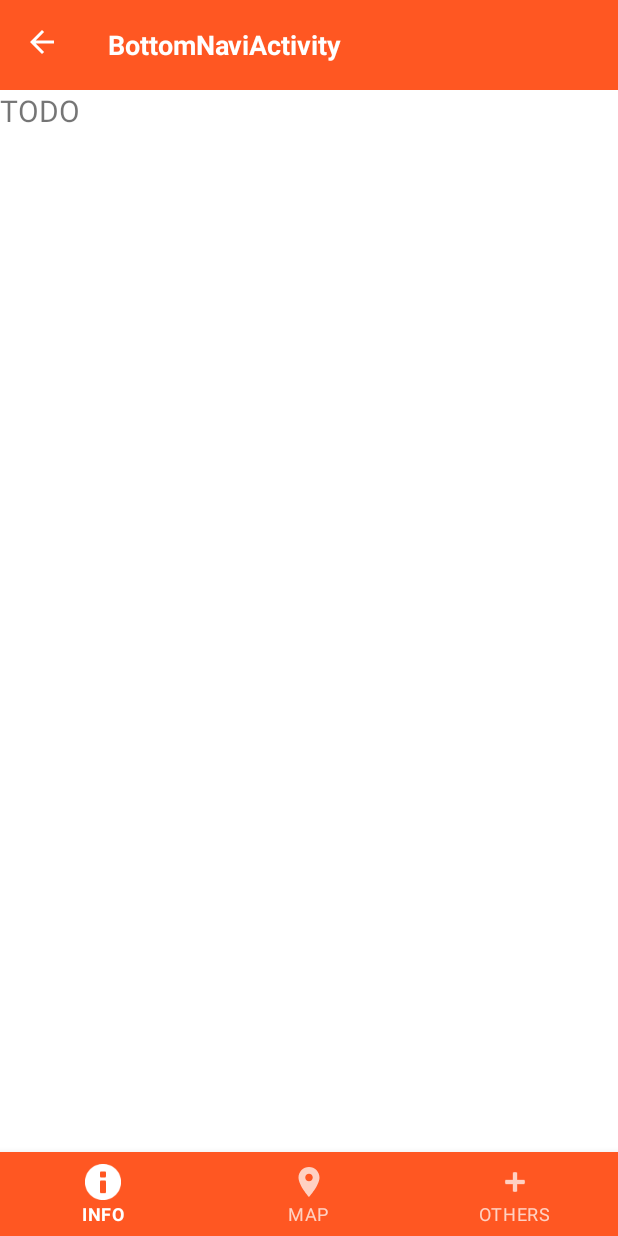
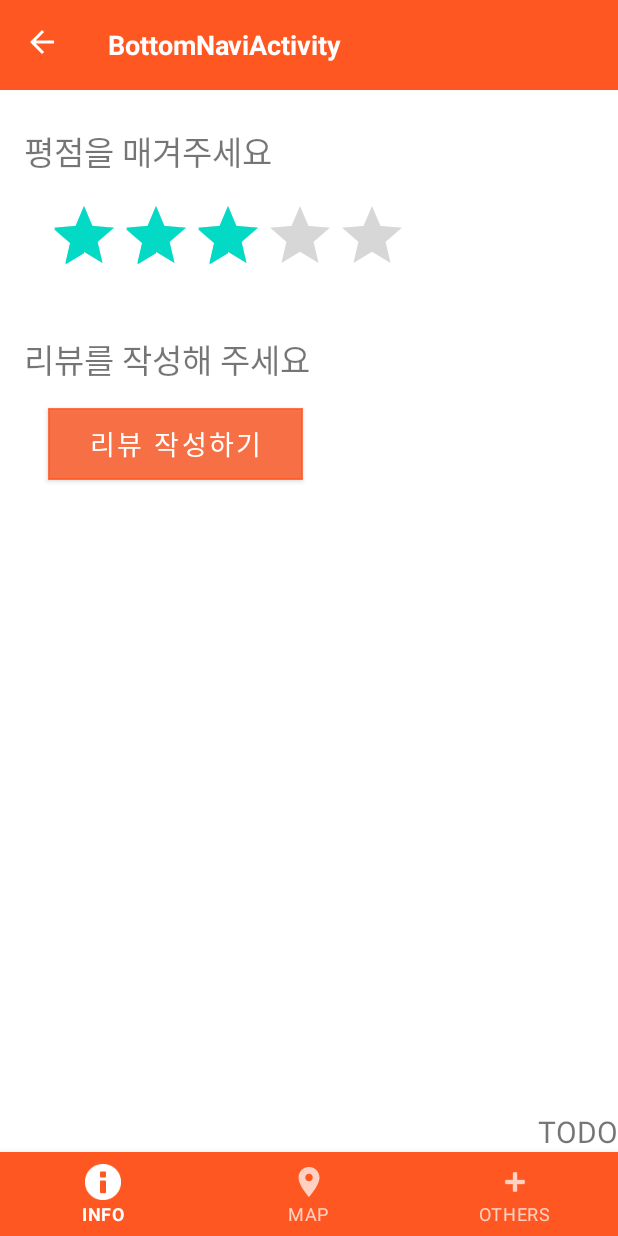
Before and after one commit to bapplusplus/bapplusplus, an Android app: the fragment BnFragment3 placed in its activity, on a phone screen of 412 x 824 dp. Run offline under Robolectric (Android 15) with nearby library versions, the phone set to English and light mode, and no system bars; 3 statements that could not run were skipped.

Commit message:
kmslab 201125 restart

```diff
--- a/app/build.gradle
+++ b/app/build.gradle
@@ -1,6 +1,7 @@
 apply plugin: 'com.android.application'
 apply plugin: 'kotlin-android'
 apply plugin: 'kotlin-android-extensions'
+apply plugin: 'com.google.gms.google-services'
 
 android {
     compileSdkVersion 30
@@ -46,5 +47,7 @@ dependencies {
     testImplementation 'junit:junit:4.12'
     androidTestImplementation 'androidx.test.ext:junit:1.1.2'
     androidTestImplementation 'androidx.test.espresso:espresso-core:3.3.0'
+    implementation platform('com.google.firebase:firebase-bom:26.1.0')
+    implementation 'com.google.firebase:firebase-analytics-ktx'
 
 }
--- /dev/null
+++ b/app/src/main/res/drawable-v24/back_gray_rect.xml
@@ -0,0 +1,13 @@
+<?xml version="1.0" encoding="utf-8"?>
+<shape xmlns:android="http://schemas.android.com/apk/res/android" android:shape="rectangle" >
+    <corners
+        android:radius="0dp"
+        />
+    <solid
+        android:color="#CFFF5722"
+        />
+    <stroke
+        android:width="1dp"
+        android:color="#CFFF4000"
+        />
+</shape>
--- a/app/src/main/res/layout/activity_main.xml
+++ b/app/src/main/res/layout/activity_main.xml
@@ -15,7 +15,7 @@
         app:layout_constraintHorizontal_bias="0.507"
         app:layout_constraintStart_toStartOf="parent"
         app:layout_constraintTop_toTopOf="parent"
-        app:srcCompat="@mipmap/ic_temp2_round" />
+        app:srcCompat="@mipmap/ic_temp2" />
 
     <TextView
         android:id="@+id/textView"
--- a/app/src/main/res/layout/fragment_bn3.xml
+++ b/app/src/main/res/layout/fragment_bn3.xml
@@ -1,14 +1,65 @@
-<FrameLayout xmlns:android="http://schemas.android.com/apk/res/android"
+<androidx.constraintlayout.widget.ConstraintLayout xmlns:android="http://schemas.android.com/apk/res/android"
+    xmlns:app="http://schemas.android.com/apk/res-auto"
     xmlns:tools="http://schemas.android.com/tools"
-    android:id="@+id/bn_frame_third"
+    android:id="@+id/bn3_const"
     android:layout_width="match_parent"
     android:layout_height="match_parent"
     tools:context="com.example.bapplusplus.fragment.BnFragment2">
+
+    <Button
+        android:id="@+id/button"
+        android:layout_width="170dp"
+        android:layout_height="wrap_content"
+        android:layout_marginStart="32dp"
+        android:layout_marginTop="16dp"
+        android:background="@drawable/back_gray_rect"
+        android:text="리뷰 작성하기"
+        android:textColor="#FFFFFF"
+        android:textSize="18sp"
+        app:layout_constraintStart_toStartOf="parent"
+        app:layout_constraintTop_toBottomOf="@+id/bn3_txt_" />
+
+    <TextView
+        android:id="@+id/bn3_txt_"
+        android:layout_width="wrap_content"
+        android:layout_height="wrap_content"
+        android:layout_marginStart="16dp"
+        android:layout_marginTop="32dp"
+        android:text="리뷰를 작성해 주세요"
+
+        android:textSize="22sp"
+        app:layout_constraintStart_toStartOf="parent"
+        app:layout_constraintTop_toBottomOf="@+id/ratingBar" />
+
+    <TextView
+        android:id="@+id/bn3_txt_1"
+        android:layout_width="wrap_content"
+        android:layout_height="wrap_content"
+        android:layout_marginStart="16dp"
+        android:layout_marginTop="24dp"
+        android:text="평점을 매겨주세요"
+        android:textSize="22sp"
+
+        app:layout_constraintStart_toStartOf="parent"
+        app:layout_constraintTop_toTopOf="parent" />
+
+    <RatingBar
+        android:id="@+id/ratingBar"
+        android:layout_width="wrap_content"
+        android:layout_height="wrap_content"
+        android:layout_marginStart="32dp"
+        android:layout_marginTop="16dp"
+        android:rating="3"
+        android:stepSize="0.5"
+        app:layout_constraintStart_toStartOf="parent"
+        app:layout_constraintTop_toBottomOf="@+id/bn3_txt_1" />
 
     <TextView
         android:id="@+id/bn3_text"
         android:layout_width="wrap_content"
         android:layout_height="wrap_content"
         android:text="TODO"
-        android:textSize="20sp" />
-</FrameLayout>
+        android:textSize="20sp"
+        app:layout_constraintBottom_toBottomOf="parent"
+        app:layout_constraintEnd_toEndOf="parent" />
+</androidx.constraintlayout.widget.ConstraintLayout>
--- a/app/src/main/res/menu/fav_toolbar_menu_file.xml
+++ b/app/src/main/res/menu/fav_toolbar_menu_file.xml
@@ -2,7 +2,9 @@
 <menu xmlns:app="http://schemas.android.com/apk/res-auto"
     xmlns:android="http://schemas.android.com/apk/res/android">
 
-    <item android:title="ftb_others" />
+    <item
+        android:id="@+id/ftb_menu1"
+        android:title="Menu1" />
     <item
         android:id="@+id/ftb_search"
         android:icon="@android:drawable/ic_menu_search"
--- a/build.gradle
+++ b/build.gradle
@@ -6,8 +6,9 @@ buildscript {
         jcenter()
     }
     dependencies {
-        classpath "com.android.tools.build:gradle:4.0.1"
+        classpath 'com.android.tools.build:gradle:4.1.1'
         classpath "org.jetbrains.kotlin:kotlin-gradle-plugin:$kotlin_version"
+        classpath 'com.google.gms:google-services:4.3.4'
 
         // NOTE: Do not place your application dependencies here; they belong
         // in the individual module build.gradle files
```
Also changed, not shown: app/src/main/java/com/example/bapplusplus/CustomDialog.kt (added, +106 -0 lines), app/src/main/java/com/example/bapplusplus/RestaurantList.kt (+17 -1 lines), app/src/main/res/layout/custom_dialog_temp.xml (added, +72 -0 lines), gradle/wrapper/gradle-wrapper.properties, 1 other file.
